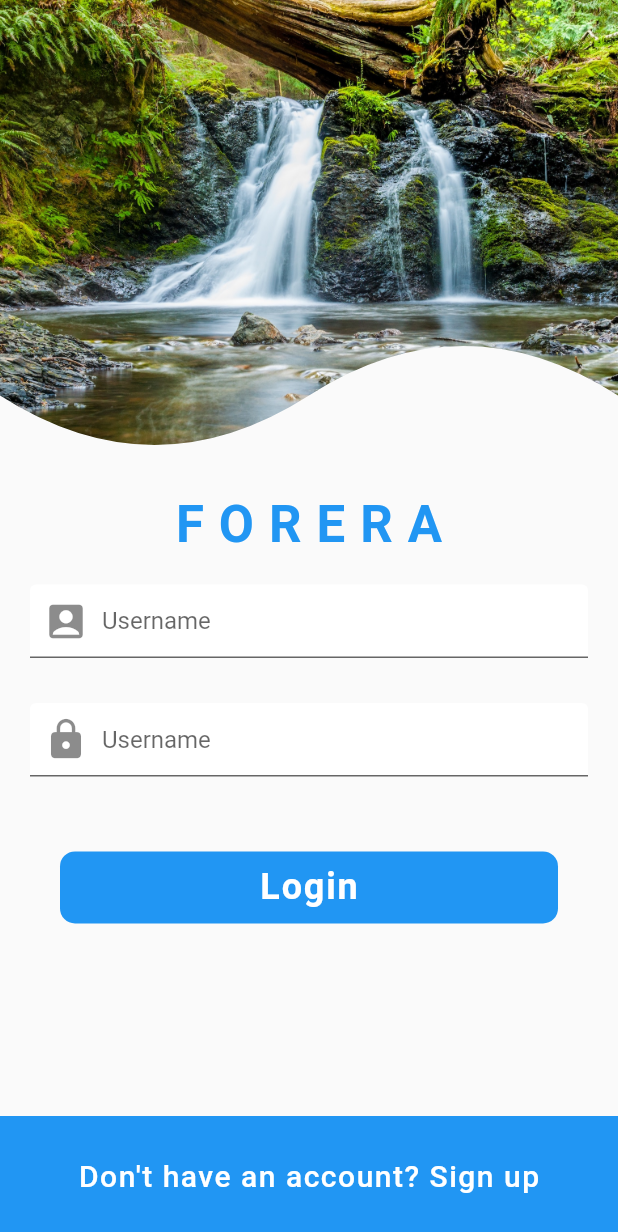
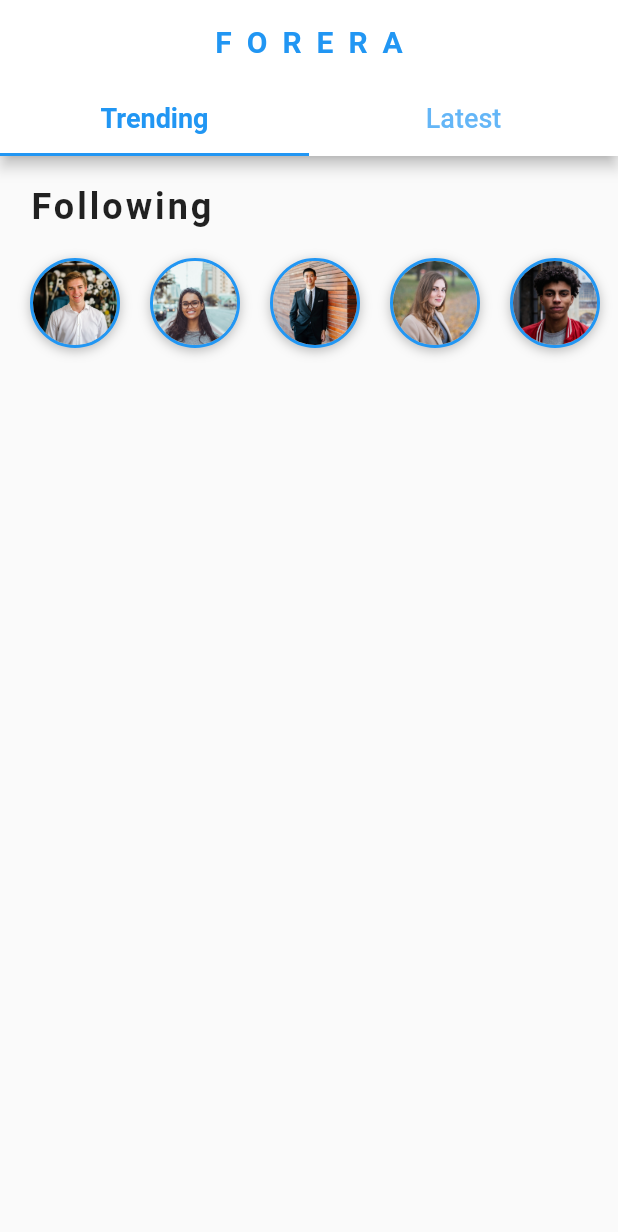
Before and after one commit to Boghdady/flutter-social-ui, a Flutter app: the screen it shows after launch, after a tap on "Login", on a phone screen of 412 x 824 dp. Shown: the top 1232 px of the screen. Run offline on Flutter 3.47's test engine with Material 2 defaults, Android fonts, the phone set to English and light mode, and no system bars.

Commit message:
Working in home screen - Finish Following users list

```diff
--- /dev/null
+++ b/lib/screens/home_screen.dart
@@ -0,0 +1,77 @@
+import 'package:flutter/material.dart';
+
+import '../widgets/following_users.dart';
+
+class HomeScreen extends StatefulWidget {
+  @override
+  _HomeScreenState createState() => _HomeScreenState();
+}
+
+class _HomeScreenState extends State<HomeScreen>
+    with SingleTickerProviderStateMixin {
+  TabController _tabController;
+
+  @override
+  void initState() {
+    super.initState();
+    _tabController = TabController(
+      length: 2,
+      vsync: this,
+    );
+
+    // If you want to select specific Tab in the beginning
+    // _tabController.index = 1;
+  }
+
+  @override
+  void dispose() {
+    super.dispose();
+    _tabController.dispose();
+  }
+
+  @override
+  Widget build(BuildContext context) {
+    return Scaffold(
+      appBar: AppBar(
+        brightness: Brightness.light,
+        backgroundColor: Colors.white,
+        title: Text(
+          'FORERA',
+          style: TextStyle(
+            fontWeight: FontWeight.bold,
+            color: Theme.of(context).primaryColor,
+            letterSpacing: 10.0,
+          ),
+        ),
+        centerTitle: true,
+        bottom: TabBar(
+          controller: _tabController,
+          labelColor: Theme.of(context).primaryColor,
+          labelStyle: TextStyle(
+            fontSize: 18,
+            fontWeight: FontWeight.w600,
+          ),
+          unselectedLabelStyle: TextStyle(
+            fontSize: 18,
+          ),
+          tabs: <Widget>[
+            Tab(
+              text: 'Trending',
+            ),
+            Tab(text: 'Latest'),
+          ],
+        ),
+      ),
+      body: ListView(
+        children: <Widget>[
+          Column(
+            crossAxisAlignment: CrossAxisAlignment.start,
+            children: <Widget>[
+              FollowingUsers(),
+            ],
+          )
+        ],
+      ),
+    );
+  }
+}
--- a/lib/screens/login_screen.dart
+++ b/lib/screens/login_screen.dart
@@ -1,6 +1,7 @@
 import 'package:flutter/material.dart';
 
 import '../widgets/curve_clipper.dart';
+import 'home_screen.dart';
 
 class LoginScreen extends StatefulWidget {
   @override
@@ -76,7 +77,10 @@ class _LoginScreenState extends State<LoginScreen> {
                   borderRadius: BorderRadius.circular(10.0),
                 ),
                 child: FlatButton(
-                  onPressed: () {},
+                  onPressed: () {
+                    Navigator.pushReplacement(context,
+                        MaterialPageRoute(builder: (_) => HomeScreen()));
+                  },
                   child: Text(
                     'Login',
                     style: TextStyle(
--- /dev/null
+++ b/lib/widgets/following_users.dart
@@ -0,0 +1,66 @@
+import 'package:flutter/material.dart';
+import 'package:flutter_social_ui/data/data.dart';
+import 'package:flutter_social_ui/models/user_model.dart';
+
+class FollowingUsers extends StatelessWidget {
+  @override
+  Widget build(BuildContext context) {
+    return Column(
+      crossAxisAlignment: CrossAxisAlignment.start,
+      children: <Widget>[
+        Padding(
+          padding: EdgeInsets.fromLTRB(20.0, 20.0, 20.0, 10.0),
+          child: Text(
+            'Following',
+            style: TextStyle(
+              fontSize: 24.0,
+              fontWeight: FontWeight.bold,
+              letterSpacing: 2.0,
+            ),
+          ),
+        ),
+        Container(
+          height: 80.0,
+          child: ListView.builder(
+            padding: EdgeInsets.only(left: 10.0),
+            scrollDirection: Axis.horizontal,
+            itemCount: users.length,
+            itemBuilder: (BuildContext context, int index) {
+              User user = users[index];
+              return GestureDetector(
+                onTap: () {},
+                child: Container(
+                  margin: EdgeInsets.all(10.0),
+                  height: 60.0,
+                  width: 60.0,
+                  decoration: BoxDecoration(
+                    shape: BoxShape.circle,
+                    boxShadow: [
+                      BoxShadow(
+                        color: Colors.black26,
+                        offset: Offset(0, 2),
+                        blurRadius: 6.0,
+                      ),
+                    ],
+                    border: Border.all(
+                      width: 2.0,
+                      color: Theme.of(context).primaryColor,
+                    ),
+                  ),
+                  child: ClipOval(
+                    child: Image(
+                      height: 60.0,
+                      width: 60.0,
+                      image: AssetImage(user.profileImageUrl),
+                      fit: BoxFit.cover,
+                    ),
+                  ),
+                ),
+              );
+            },
+          ),
+        ),
+      ],
+    );
+  }
+}
```
Also changed, not shown: 8 other files.
